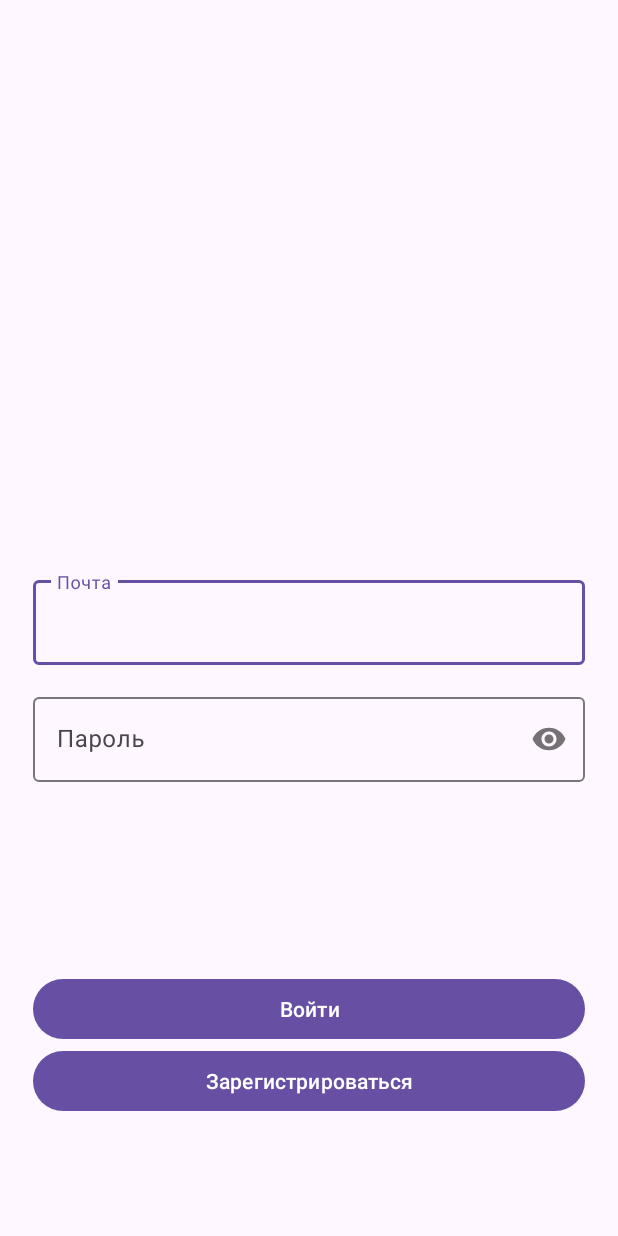
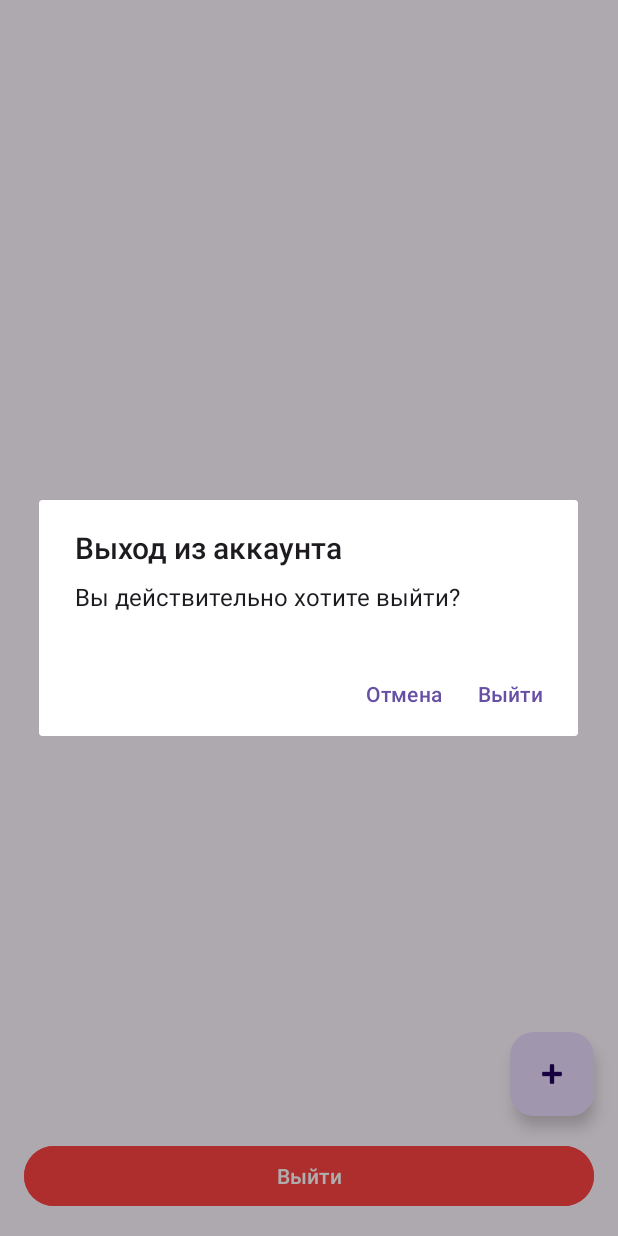
Before and after one commit to MofbeG/SupabaseTodoApp, an Android app: the MainActivity screen opened directly, with no data from a screen before it, after a tap on "Выйти", on a phone screen of 412 x 824 dp. Run offline under Robolectric (Android 15) with nearby library versions, the phone set to English and light mode, and no system bars; 1 statement that could not run was skipped.

Commit message:
Добавлен диалог подтверждения при выходе из аккаунта Скриншоты диалоги подтверждения при удалении цели и выходе из аккаунта

```diff
--- a/app/src/main/java/com/sigma/supabasetodoapp/MainActivity.java
+++ b/app/src/main/java/com/sigma/supabasetodoapp/MainActivity.java
@@ -78,7 +78,7 @@ public class MainActivity extends AppCompatActivity {
 
         findViewById(R.id.fabAdd).setOnClickListener(v -> showAddDialog());
 
-        findViewById(R.id.btnLogout).setOnClickListener(v -> logout());
+        findViewById(R.id.btnLogout).setOnClickListener(v -> confirmLogout());
 
         executor = Executors.newSingleThreadExecutor();
         mainHandler = new Handler(Looper.getMainLooper());
@@ -507,6 +507,19 @@ public class MainActivity extends AppCompatActivity {
         return sb.toString();
     }
 
+    private void confirmLogout() {
+        new AlertDialog.Builder(this)
+                .setTitle("Выход из аккаунта")
+                .setMessage("Вы действительно хотите выйти?")
+                .setPositiveButton("Выйти", (d, w) -> {
+                    prefs.edit().clear().apply();
+                    startActivity(new Intent(this, LoginActivity.class));
+                    finish();
+                })
+                .setNegativeButton("Отмена", null)
+                .show();
+    }
+
     private void logout() {
         prefs.edit().clear().apply();
         startActivity(new Intent(this, LoginActivity.class));
```
Also changed, not shown: 2 other files.
